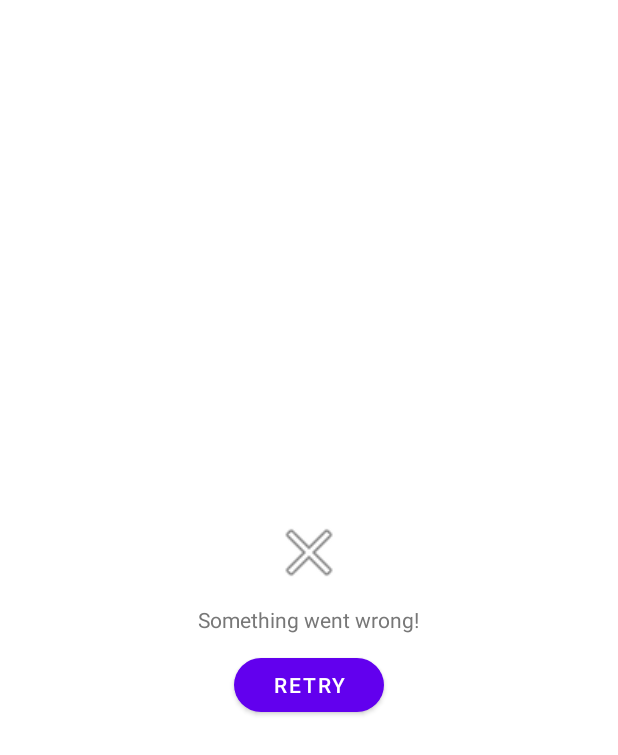
After one commit to Xsims/Albums, an Android app: the layout recycler_error_layout.xml on its own in the app's theme, with its tools: preview values and no code run, on a phone screen of 412 x 824 dp. The commit adds this screen. Shown: the top 755 px of the screen. Run offline under Robolectric (Android 15) with nearby library versions, the phone set to English and light mode, and no system bars.

Commit message:
✨ Add Recycler View for UiState data (Loading, Error, Success state)

```diff
--- /dev/null
+++ b/common/src/main/res/layout/recycler_error_layout.xml
@@ -0,0 +1,42 @@
+<?xml version="1.0" encoding="utf-8"?>
+<LinearLayout xmlns:android="http://schemas.android.com/apk/res/android"
+    xmlns:app="http://schemas.android.com/apk/res-auto"
+    xmlns:tools="http://schemas.android.com/tools"
+    android:layout_width="match_parent"
+    android:layout_height="match_parent"
+    android:gravity="center"
+    android:orientation="vertical"
+    android:visibility="gone"
+    tools:visibility="visible"
+    >
+
+  <ImageView
+      android:id="@+id/error_image"
+      android:layout_width="100dp"
+      android:layout_height="50dp"
+      android:layout_gravity="center"
+      android:src="@android:drawable/ic_menu_close_clear_cancel"
+      tools:ignore="ContentDescription"
+      />
+
+  <TextView
+      android:id="@+id/error_msg_text"
+      android:layout_width="wrap_content"
+      android:layout_height="wrap_content"
+      android:layout_marginStart="16dp"
+      android:layout_marginEnd="16dp"
+      android:layout_marginTop="10dp"
+      android:text="Something went wrong!"
+      android:textColor="#777777"
+      />
+
+  <com.google.android.material.button.MaterialButton
+      android:id="@+id/retry_button"
+      android:layout_width="100dp"
+      android:layout_height="wrap_content"
+      android:layout_marginTop="10dp"
+      android:text="Retry"
+      app:cornerRadius="18dp"
+      />
+
+</LinearLayout>
--- a/data/src/main/java/com/xsims/data/repositories/MusicRepositoryImpl.kt
+++ b/data/src/main/java/com/xsims/data/repositories/MusicRepositoryImpl.kt
@@ -34,5 +34,5 @@ class MusicRepositoryImpl(
           else
             emit(UiState.Error(exception as Exception))
         }
-    }.onStart { UiState.Loading }.flowOn(Dispatchers.IO)
+    }.onStart { emit(UiState.Loading) }.flowOn(Dispatchers.IO)
 }
```
Also changed, not shown: common/src/main/java/com/xsims/common/views/UiStateRecyclerView.kt (added, +113 -0 lines), common/src/main/res/layout/recycler_empty_layout.xml (added, +28 -0 lines), common/src/main/res/layout/recycler_loading_layout.xml (added, +18 -0 lines), common/src/main/res/layout/ui_state_recycler_layout.xml (added, +56 -0 lines), common/src/main/res/values/attrs.xml (added, +9 -0 lines), presentation/src/main/java/com/xsims/presentation/home/HomeFragment.kt (+12 -7 lines), presentation/src/main/res/layout/fragment_home.xml (+8 -4 lines).
